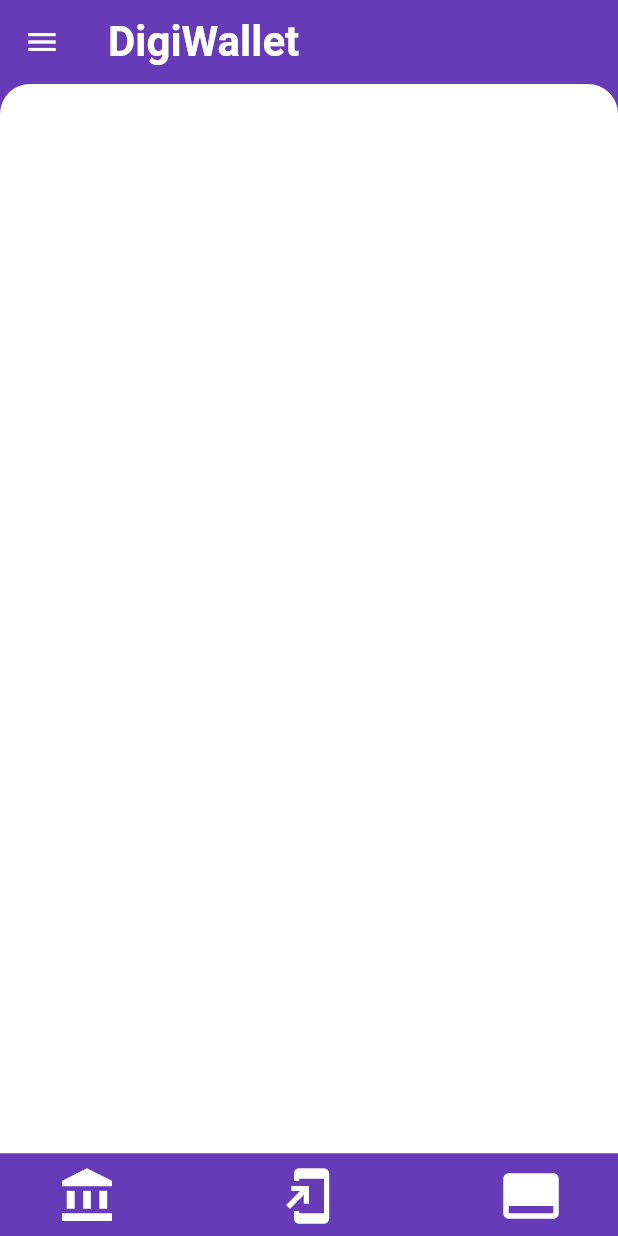
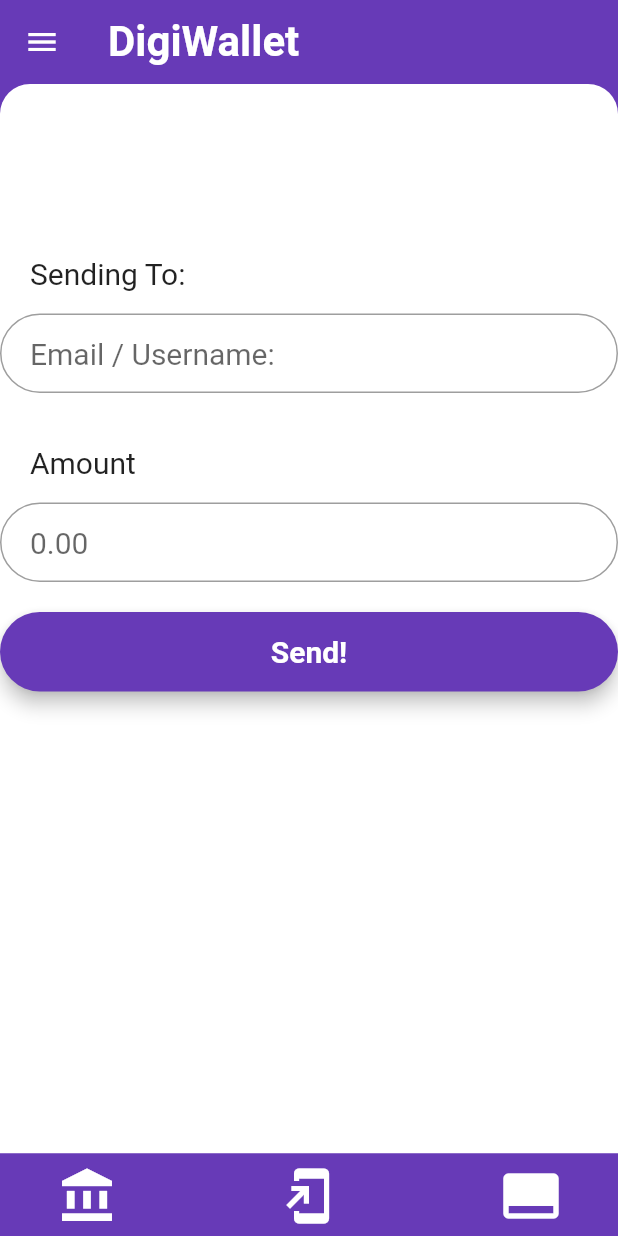
Before and after one commit to daLoach20/426GroupProject, a Flutter app: the SendFundsScreen screen opened by its route, on a phone screen of 412 x 824 dp. Run offline on Flutter 3.47's test engine with Material 2 defaults, Android fonts, the phone set to English and light mode, and no system bars; Roboto replaces fonts that are missing (Monsterrat).

Commit message:
almost done with sendfunds

```diff
--- a/mobile_wallet_app/lib/screens/qr_screen.dart
+++ b/mobile_wallet_app/lib/screens/qr_screen.dart
@@ -15,7 +15,13 @@ class QRScreen extends StatelessWidget {
   @override
   Widget build(BuildContext context) {
     Future.delayed(const Duration(seconds: 4), () {
-      Navigator.of(context).popAndPushNamed(SendFundsScreen.id, arguments: ["hamiltonde1@jacks.sfasu.edu"]);
+      // Navigator.of(context).popAndPushNamed(SendFundsScreen.id, arguments: "hamiltonde1@jacks.sfasu.edu");
+      print('Delayed action');
+      Navigator.of(context).pop();
+      Navigator.push(
+        context, new MaterialPageRoute(
+          builder: (BuildContext context) => new SendFundsScreen(sendTo:"hamiltonde1@jacks.sfasu.edu")
+          ));
     });
     return Container(
       // child: Text("QR Code")
--- a/mobile_wallet_app/lib/screens/send_funds_screen.dart
+++ b/mobile_wallet_app/lib/screens/send_funds_screen.dart
@@ -3,6 +3,7 @@
 // found in the LICENSE file.
 
 import 'package:flutter/material.dart';
+import 'package:flutter/services.dart';
 // import 'package:mobile_wallet_app/main.dart';
 // import 'package:mobile_wallet_app/widgets/qr_code.dart';
 // import 'package:mobile_wallet_app/widgets/recent_activity_home.dart';
@@ -17,9 +18,97 @@ class _SendFundsState extends State<SendFundsScreen> {
 
   DigiSession session = new DigiSession();
   final GlobalKey<ScaffoldState> _scaffoldKey =  GlobalKey<ScaffoldState>();
+  TextEditingController _controller;
+  TextEditingController _amtController;
+  bool enabledReceiver = true;
+
+  _SendFundsState(String sendTo){
+    _controller = new TextEditingController(text: sendTo);
+    if(sendTo != null){
+      enabledReceiver = false;
+    }
+  }
+
+  @override
+  void initState() {
+    if (_controller == null){
+      _controller = new TextEditingController(text: "Who's getting luck?");
+    }
+    _amtController = new TextEditingController(text: "");
+    super.initState();
+  }
 
   @override
   Widget build(BuildContext context) {
+
+    final emailInput = TextField(
+      enabled: enabledReceiver,
+      obscureText: false,
+      controller: _controller,
+      style: TextStyle(fontFamily: 'Monsterrat', fontSize: 20.0),
+      decoration: InputDecoration(
+        contentPadding: EdgeInsets.fromLTRB(20.0,15.0,20.0,15.0),
+        hintText: "Email / Username:",
+          border: OutlineInputBorder(borderRadius: BorderRadius.circular(32.0))),
+    );
+
+    final amountInput = TextField(
+      obscureText: false,
+      keyboardType: TextInputType.number,
+      inputFormatters: <TextInputFormatter>[
+        WhitelistingTextInputFormatter.digitsOnly
+      ],
+      controller: _amtController,
+      style: TextStyle(fontFamily: 'Monsterrat', fontSize: 20.0),
+      decoration: InputDecoration(
+          contentPadding: EdgeInsets.fromLTRB(20.0, 15.0, 20.0, 15.0),
+          hintText: "0.00",
+          border:
+          OutlineInputBorder(borderRadius: BorderRadius.circular(32.0))),
+    );
+
+    final sendButton = Material(
+      elevation: 5.0,
+      borderRadius: BorderRadius.circular(30.0),
+      color: Colors.deepPurple,
+      child: MaterialButton(
+        minWidth: MediaQuery.of(context).size.width,
+        padding: EdgeInsets.fromLTRB(20.0, 15.0, 20.0, 15.0),
+        onPressed: () {
+          showDialog(
+            context: context,
+            builder: (BuildContext context){
+              return AlertDialog(
+                content: Stack(
+                  overflow: Overflow.visible,
+                  children: <Widget>[
+                    Text("${_controller.text} was sent ${_amtController.text}")
+                  ],
+                ),
+              );
+            }
+          );
+        },
+        child: Text("Send!",
+            textAlign: TextAlign.center,
+            style: TextStyle(fontFamily: 'Monsterrat', fontSize: 20.0, color: Colors.white, fontWeight: FontWeight.bold)),
+      ),
+    );
+
+    // final registerButton = Material(
+    //   elevation: 5.0,
+    //   borderRadius: BorderRadius.circular(30.0),
+    //   color: Colors.deepPurple,
+    //   child: MaterialButton(
+    //     minWidth: MediaQuery.of(context).size.width,
+    //     padding: EdgeInsets.fromLTRB(20.0, 15.0, 20.0, 15.0),
+    //     onPressed: () {},
+    //     child: Text("Register",
+    //         textAlign: TextAlign.center,
+    //         style: TextStyle(fontFamily: 'Monsterrat', fontSize: 20.0, color: Colors.white, fontWeight: FontWeight.bold)),
+    //   ),
+    // );
+
     return Scaffold(
       key: _scaffoldKey,
       drawer: NavDrawer(),
@@ -39,8 +128,34 @@ class _SendFundsState extends State<SendFundsScreen> {
               ),
               child: ListView(
                 children: <Widget>[
+                  Container(
+                    height: 100,
+                  ),
                   // QRCodeReader(),
                   // RecentActivityHome()
+                  Container(
+                    padding: EdgeInsets.fromLTRB(20.0, 15.0, 20.0, 15.0),
+                    child: Text('Sending To:',
+                      style: TextStyle(
+                        fontSize: 20.0,
+                      )
+                    ),
+                  ),
+                  emailInput,
+                  Container(
+                    height: 20,
+                  ),
+                  Container(
+                    padding: EdgeInsets.fromLTRB(20.0, 15.0, 20.0, 15.0),
+                    child: Text('Amount', style: TextStyle(
+                      fontSize: 20.0,
+                    )),
+                  ),
+                  amountInput,
+                  Container(
+                    height: 20,
+                  ),
+                  sendButton,
                 ],
               )
             ),
@@ -58,10 +173,10 @@ class SendFundsScreen extends StatefulWidget {
   static const String id = "SENDFUNDS";
   final String sendTo;
 
-  SendFundsScreen({Key key, this.sendTo}) : super(key: key);
+  SendFundsScreen({this.sendTo});
 
   @override
-  _SendFundsState createState() => _SendFundsState();
+  _SendFundsState createState() => _SendFundsState(this.sendTo);
 }
 
 getBox(String sendTo){
--- a/mobile_wallet_app/lib/widgets/nav_drawer.dart
+++ b/mobile_wallet_app/lib/widgets/nav_drawer.dart
@@ -1,4 +1,5 @@
 import 'package:flutter/material.dart';
+import 'package:mobile_wallet_app/screens/send_funds_screen.dart';
 
 class NavDrawer extends StatelessWidget {
   @override
@@ -41,7 +42,9 @@ class NavDrawer extends StatelessWidget {
           ListTile(
             leading: Icon(Icons.border_color),
             title: Text('Feedback'),
-            onTap: () => {Navigator.of(context).pop()},
+            onTap: () => {
+              Navigator.of(context).popAndPushNamed(SendFundsScreen.id)
+            },
           ),
           ListTile(
             leading: Icon(Icons.exit_to_app),
```
